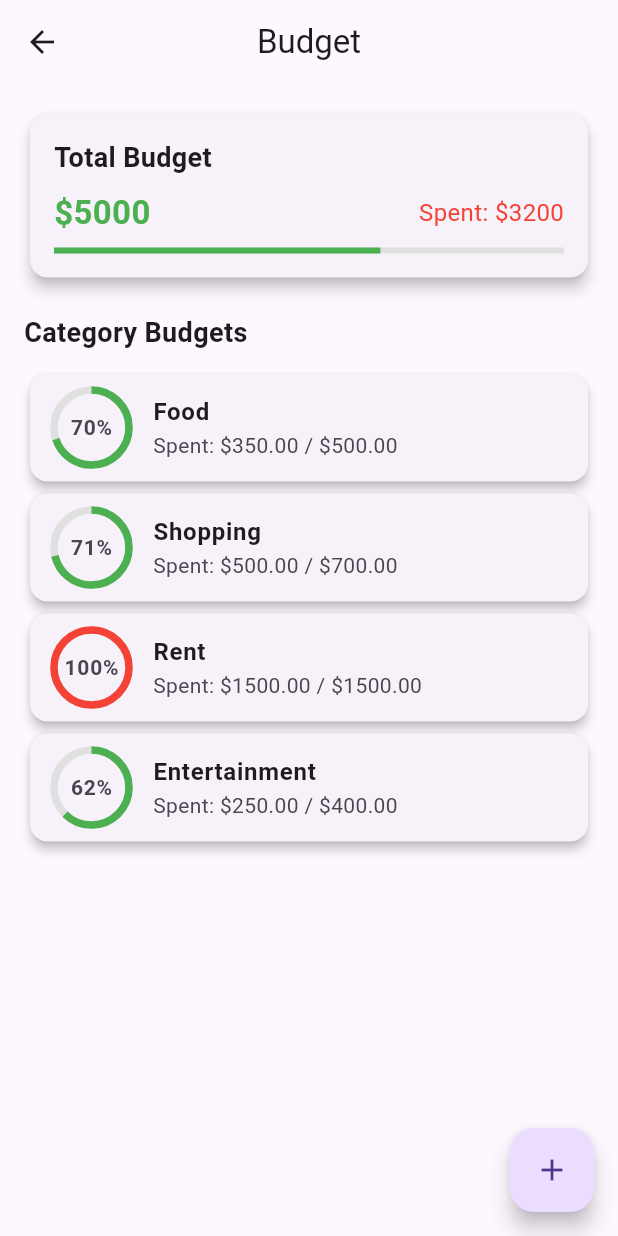
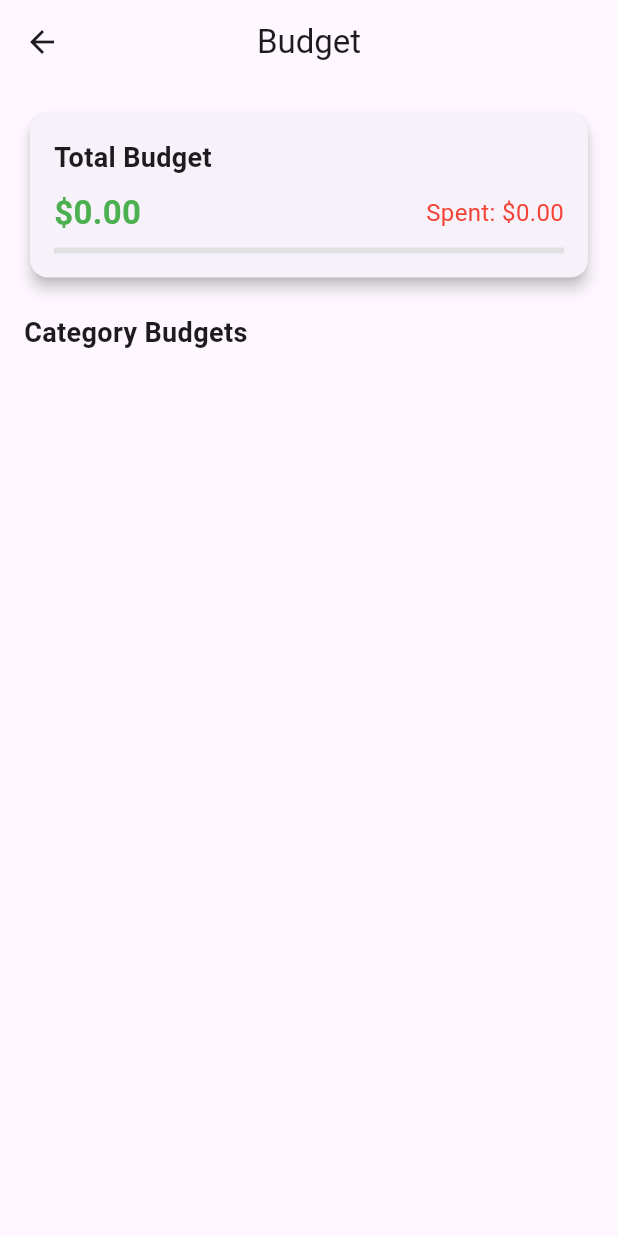
Before and after one commit to MoShehata7920/Personal-Finance---Budgeting-App, a Flutter app: the BudgetScreen screen opened directly, on a phone screen of 412 x 824 dp. Run offline on Flutter 3.47's test engine with Material 3 defaults, Android fonts, the phone set to English and light mode, and no system bars; our stand-ins replace bloc, equatable, fl_chart, flutter_animate, flutter_bloc, flutter_iconly and 2 more; accounts and stored records are empty.

Commit message:
category screens

```diff
--- a/lib/app/shared_preferences.dart
+++ b/lib/app/shared_preferences.dart
@@ -2,12 +2,14 @@ import 'dart:convert';
 
 import 'package:shared_preferences/shared_preferences.dart';
 
+import 'package:personal_finance/models/budget_model.dart';
 import 'package:personal_finance/models/user_model.dart';
 import 'package:personal_finance/resources/assets_manager.dart';
 import 'package:personal_finance/resources/strings_manager.dart';
 
 class SharedPreferencesHelper {
   static const String userKey = 'userData';
+  static const String budgetKey = 'budgetData';
 
   static Future<void> saveUserData(UserModel user) async {
     SharedPreferences prefs = await SharedPreferences.getInstance();
@@ -48,4 +50,24 @@ class SharedPreferencesHelper {
     SharedPreferences prefs = await SharedPreferences.getInstance();
     await prefs.remove(userKey);
   }
+
+  static Future<void> saveBudgetData(BudgetModel budget) async {
+    final prefs = await SharedPreferences.getInstance();
+    String budgetJson = jsonEncode(budget.toJson());
+    await prefs.setString(budgetKey, budgetJson);
+  }
+
+  static Future<BudgetModel?> getBudgetData() async {
+    final prefs = await SharedPreferences.getInstance();
+    String? budgetJson = prefs.getString(budgetKey);
+    if (budgetJson != null) {
+      return BudgetModel.fromJson(jsonDecode(budgetJson));
+    }
+    return null;
+  }
+
+  static Future<void> clearBudgetData() async {
+    final prefs = await SharedPreferences.getInstance();
+    await prefs.remove(budgetKey);
+  }
 }
--- /dev/null
+++ b/lib/manager/budget_cubit/budget_state.dart
@@ -0,0 +1,27 @@
+import 'package:equatable/equatable.dart';
+import 'package:personal_finance/models/budget_model.dart';
+
+abstract class BudgetState extends Equatable {
+  @override
+  List<Object?> get props => [];
+}
+
+class BudgetInitial extends BudgetState {}
+
+class BudgetLoaded extends BudgetState {
+  final BudgetModel budget;
+
+  BudgetLoaded(this.budget);
+
+  @override
+  List<Object?> get props => [budget];
+}
+
+class BudgetError extends BudgetState {
+  final String message;
+
+  BudgetError(this.message);
+
+  @override
+  List<Object?> get props => [message];
+}
--- /dev/null
+++ b/lib/models/budget_model.dart
@@ -0,0 +1,43 @@
+import 'package:personal_finance/models/category_model.dart';
+
+class BudgetModel {
+  final double totalBudget;
+  final double totalSpent;
+  final List<CategoryBudget> categories;
+
+  BudgetModel({
+    required this.totalBudget,
+    required this.totalSpent,
+    required this.categories,
+  });
+
+  BudgetModel copyWith({
+    double? totalBudget,
+    double? totalSpent,
+    List<CategoryBudget>? categories,
+  }) {
+    return BudgetModel(
+      totalBudget: totalBudget ?? this.totalBudget,
+      totalSpent: totalSpent ?? this.totalSpent,
+      categories: categories ?? this.categories,
+    );
+  }
+
+  factory BudgetModel.fromJson(Map<String, dynamic> json) {
+    return BudgetModel(
+      totalBudget: json['totalBudget'],
+      totalSpent: json['totalSpent'],
+      categories: (json['categories'] as List)
+          .map((cat) => CategoryBudget.fromJson(cat))
+          .toList(),
+    );
+  }
+
+  Map<String, dynamic> toJson() {
+    return {
+      'totalBudget': totalBudget,
+      'totalSpent': totalSpent,
+      'categories': categories.map((cat) => cat.toJson()).toList(),
+    };
+  }
+}
--- /dev/null
+++ b/lib/models/category_model.dart
@@ -0,0 +1,31 @@
+import 'package:flutter/material.dart';
+
+class CategoryBudget {
+  final String name;
+  final double totalAmount;
+  final double spentAmount;
+  final int iconCode;
+
+  CategoryBudget({
+    required this.name,
+    required this.totalAmount,
+    required this.spentAmount,
+    required this.iconCode,
+  });
+
+  IconData get icon => IconData(iconCode, fontFamily: 'MaterialIcons');
+
+  Map<String, dynamic> toJson() => {
+        'name': name,
+        'totalAmount': totalAmount,
+        'spentAmount': spentAmount,
+        'iconCode': iconCode,
+      };
+
+  factory CategoryBudget.fromJson(Map<String, dynamic> json) => CategoryBudget(
+        name: json['name'],
+        totalAmount: json['totalAmount'],
+        spentAmount: json['spentAmount'],
+        iconCode: json['iconCode'],
+      );
+}
--- a/lib/resources/strings_manager.dart
+++ b/lib/resources/strings_manager.dart
@@ -36,11 +36,22 @@ class AppStrings {
   // Settings Screen
   static const String darkMode = "Dark Mode";
   static const String aboutApp = "About App";
+  static const String category = "Category";
   static const String logOut = "Logout";
 
+  // Sub Settings Screens
+  static const String addCategory = "Add Category";
+  static const String categories = "Categories";
+  static const String categoryName = "Category Name";
+  static const String selectIcon = "Select an Icon";
+  static const String pleaseEnterNameAndIcon = "Please enter a name and select an icon";
+  static const String noCategoryAvailable = "No categories available.";
+
   // SetUp Screen
-  static const String pleaseEnterName = "Please enter your name and select a picture.";
-  static const String failedSAvingDatA = "Failed to save data. Please try again.";
+  static const String pleaseEnterName =
+      "Please enter your name and select a picture.";
+  static const String failedSAvingDatA =
+      "Failed to save data. Please try again.";
   static const String setUpProfile = "Setup Profile";
   static const String enterName = "Enter your name";
   static const String saveAndContinue = "Save & Continue";
--- a/lib/screens/budget/budget_screen.dart
+++ b/lib/screens/budget/budget_screen.dart
@@ -1,5 +1,11 @@
 import 'package:flutter/material.dart';
-import 'package:personal_finance/resources/icons_manager.dart';
+import 'package:flutter_bloc/flutter_bloc.dart';
+import 'package:personal_finance/manager/budget_cubit/budget_cubit.dart';
+import 'package:personal_finance/manager/budget_cubit/budget_state.dart';
+
+import 'package:personal_finance/models/budget_model.dart';
+import 'package:personal_finance/models/category_model.dart';
+
 import 'package:personal_finance/resources/strings_manager.dart';
 
 class BudgetScreen extends StatelessWidget {
@@ -14,12 +20,30 @@ class BudgetScreen extends StatelessWidget {
       ),
       body: Padding(
         padding: const EdgeInsets.all(16.0),
+        child: BlocBuilder<BudgetCubit, BudgetState>(
+          builder: (context, state) {
+            if (state is BudgetInitial) {
+              return const Center(child: CircularProgressIndicator());
+            } else if (state is BudgetLoaded) {
+              return _buildBudgetView(state.budget);
+            } else if (state is BudgetError) {
+              return Center(child: Text(state.message));
+            }
+            return const SizedBox.shrink();
+          },
+        ),
+      ),
+    );
+  }
+
+  Widget _buildBudgetView(BudgetModel budget) {
+    return SingleChildScrollView(
       child: Column(
         crossAxisAlignment: CrossAxisAlignment.start,
         children: [
           Card(
-              shape: RoundedRectangleBorder(
-                  borderRadius: BorderRadius.circular(12)),
+            shape:
+                RoundedRectangleBorder(borderRadius: BorderRadius.circular(12)),
             elevation: 4,
             child: Padding(
               padding: const EdgeInsets.all(16.0),
@@ -27,24 +51,27 @@ class BudgetScreen extends StatelessWidget {
                 crossAxisAlignment: CrossAxisAlignment.start,
                 children: [
                   const Text(AppStrings.totalBudget,
-                        style: TextStyle(
-                            fontSize: 18, fontWeight: FontWeight.bold)),
+                      style:
+                          TextStyle(fontSize: 18, fontWeight: FontWeight.bold)),
                   const SizedBox(height: 8),
-                    const Row(
+                  Row(
                     mainAxisAlignment: MainAxisAlignment.spaceBetween,
                     children: [
-                        Text("\$5000",
-                            style: TextStyle(
+                      Text("\$${budget.totalBudget.toStringAsFixed(2)}",
+                          style: const TextStyle(
                               fontSize: 22,
                               fontWeight: FontWeight.bold,
                               color: Colors.green)),
-                        Text("Spent: \$3200",
-                            style: TextStyle(fontSize: 16, color: Colors.red)),
+                      Text(
+                          "${AppStrings.spent} \$${budget.totalSpent.toStringAsFixed(2)}",
+                          style:
+                              const TextStyle(fontSize: 16, color: Colors.red)),
                     ],
                   ),
                   const SizedBox(height: 8),
                   LinearProgressIndicator(
-                      value: 3200 / 5000, // Example Progress
+                    value: budget.totalSpent /
+                        (budget.totalBudget > 0 ? budget.totalBudget : 1),
                     backgroundColor: Colors.grey[300],
                     color: Colors.green,
                   ),
@@ -56,29 +83,27 @@ class BudgetScreen extends StatelessWidget {
           const Text(AppStrings.categoryBudgets,
               style: TextStyle(fontSize: 18, fontWeight: FontWeight.bold)),
           const SizedBox(height: 10),
-            Expanded(
-              child: ListView(
-                children: [
-                  _buildBudgetCategory("Food", 500, 350),
-                  _buildBudgetCategory("Shopping", 700, 500),
-                  _buildBudgetCategory("Rent", 1500, 1500),
-                  _buildBudgetCategory("Entertainment", 400, 250),
-                ],
+          SizedBox(
+            height: 400,
+            child: ListView.builder(
+              itemCount: budget.categories.length,
+              itemBuilder: (context, index) {
+                final category = budget.categories[index];
+                return _buildBudgetCategory(category);
+              },
             ),
           ),
         ],
       ),
-      ),
-      floatingActionButton: FloatingActionButton(
-        onPressed: () {
-          //todo: Navigate to add/edit budget screen
-        },
-        child: const Icon(AppIcons.add),
-      ),
     );
   }
 
-  Widget _buildBudgetCategory(String title, double total, double spent) {
+  Widget _buildBudgetCategory(CategoryBudget category) {
+    final double progress = category.totalAmount > 0
+        ? (category.spentAmount / category.totalAmount)
+        : 0;
+    final int progressPercentage = (progress * 100).toInt();
+
     return Card(
       shape: RoundedRectangleBorder(borderRadius: BorderRadius.circular(12)),
       elevation: 3,
@@ -90,23 +115,23 @@ class BudgetScreen extends StatelessWidget {
             fit: StackFit.expand,
             children: [
               CircularProgressIndicator(
-                value: spent / total,
+                value: progress,
                 backgroundColor: Colors.grey[300],
-                color: spent == total ? Colors.red : Colors.green,
+                color: progress >= 1.0 ? Colors.red : Colors.green,
                 strokeWidth: 5,
               ),
               Center(
-                child: Text("${((spent / total) * 100).toInt()}%",
+                child: Text("$progressPercentage%",
                     style: const TextStyle(
                         fontSize: 14, fontWeight: FontWeight.bold)),
               ),
             ],
           ),
         ),
-        title: Text(title,
+        title: Text(category.name,
             style: const TextStyle(fontSize: 16, fontWeight: FontWeight.bold)),
         subtitle: Text(
-            "${AppStrings.spent} \$${spent.toStringAsFixed(2)} / \$${total.toStringAsFixed(2)}"),
+            "${AppStrings.spent} \$${category.spentAmount.toStringAsFixed(2)} / \$${category.totalAmount.toStringAsFixed(2)}"),
       ),
     );
   }
```
Also changed, not shown: lib/main.dart (+9 -1 lines), lib/manager/budget_cubit/budget_cubit.dart (added, +65 -0 lines), lib/manager/category_cubit/category_cubit.dart (added, +9 -0 lines), lib/resources/icons_manager.dart (+31 -0 lines), lib/resources/routes_manager.dart (+26 -0 lines), lib/screens/settings/settings_screen.dart (+8 -0 lines), lib/screens/settings/sub_settings_screens/category_screen/add_category_screen/add_category_screen.dart (added, +99 -0 lines), lib/screens/settings/sub_settings_screens/category_screen/category_screen.dart (added, +72 -0 lines), 4 other files. Lines whose indentation alone changed are shown as unchanged.
